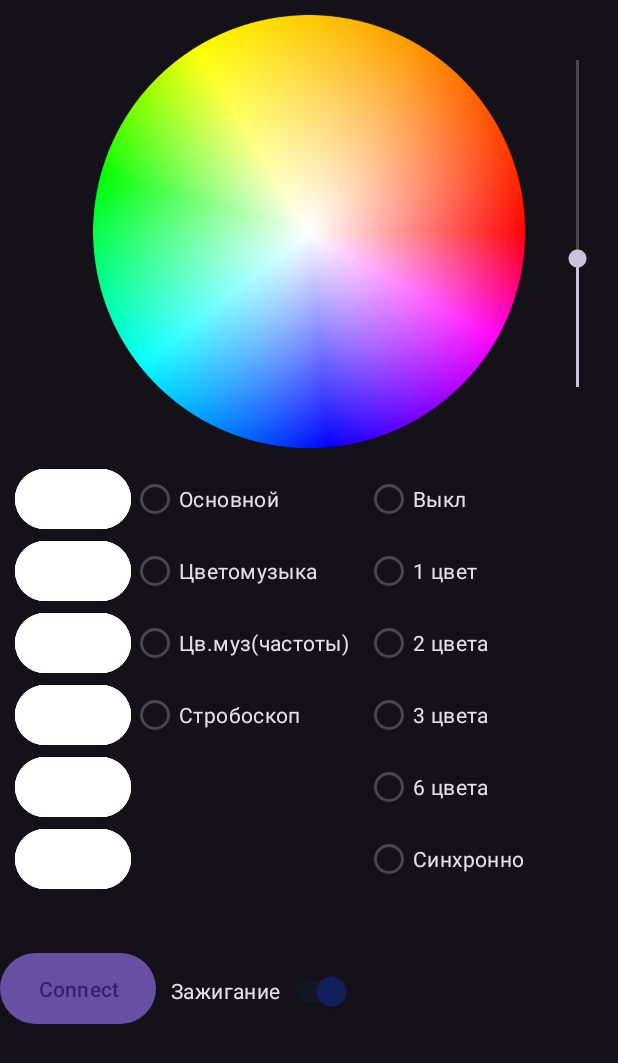
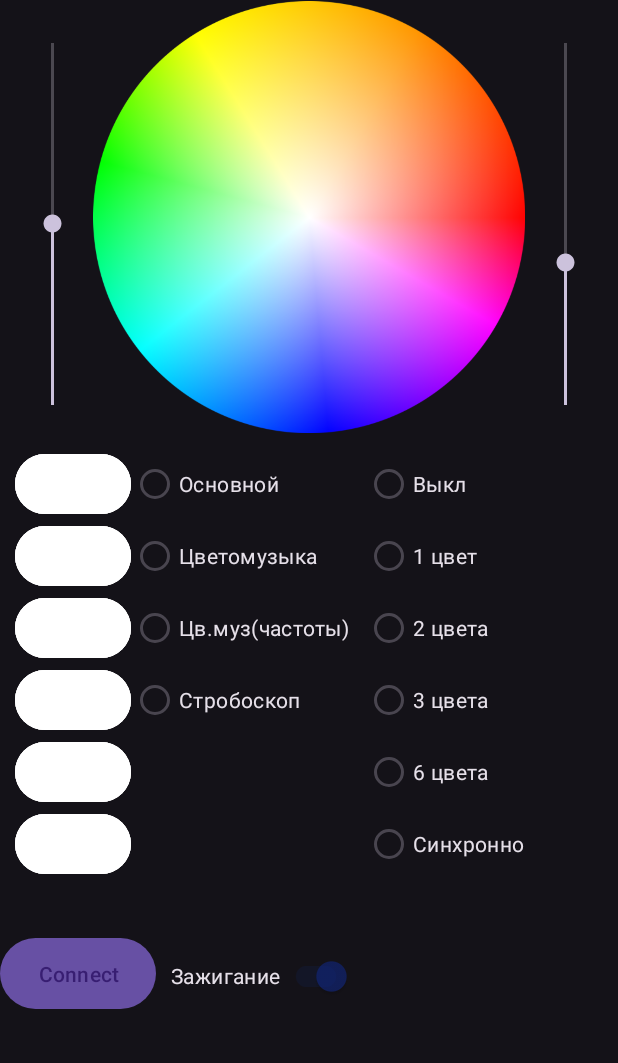
Before and after one commit to MakarenkoArtem/motorbike, an Android app: the screen it shows after launch (MainActivity), on a phone screen of 412 x 824 dp. Shown: the top 1063 px of the screen. Run offline under Robolectric (Android 15) with nearby library versions, the phone set to English and light mode, and no system bars.

Commit message:
1.1.2.3.2

```diff
--- a/android/app/src/main/java/com/example/bike/MainActivity.java
+++ b/android/app/src/main/java/com/example/bike/MainActivity.java
@@ -3,6 +3,7 @@ package com.example.bike;
 import androidx.appcompat.app.AppCompatActivity;
 import androidx.appcompat.app.AppCompatDelegate;
 import androidx.appcompat.widget.SwitchCompat;
+import androidx.constraintlayout.widget.ConstraintLayout;
 
 import android.annotation.SuppressLint;
 import android.bluetooth.BluetoothAdapter;
@@ -11,8 +12,10 @@ import android.bluetooth.BluetoothSocket;
 import android.content.res.ColorStateList;
 import android.graphics.Bitmap;
 import android.graphics.Color;
+import android.os.Build;
 import android.os.SystemClock;
 import android.util.Base64DataException;
+import android.util.DisplayMetrics;
 import android.util.Log;
 import android.view.MotionEvent;
 import android.os.Bundle;
@@ -22,6 +25,7 @@ import android.widget.ImageView;
 import android.widget.Button;
 import android.widget.LinearLayout;
 import android.widget.RadioButton;
+import android.widget.RelativeLayout;
 import android.widget.SeekBar;
 import android.widget.Toast;
 
@@ -63,6 +67,7 @@ public class MainActivity extends AppCompatActivity {
     public ImageView colorPicker;
     Bitmap bitmap;
     SeekBar brightness;
+    SeekBar bar;
     //ConnectedThread BT;
     InputStream inputStream;
     OutputStream outputStream;
@@ -85,6 +90,12 @@ public class MainActivity extends AppCompatActivity {
         super.onCreate(savedInstanceState);
         AppCompatDelegate.setDefaultNightMode(AppCompatDelegate.MODE_NIGHT_YES);
         setContentView(R.layout.activity_main);
+
+        colorPicker = findViewById(R.id.colorPicker);
+        colorPicker.setDrawingCacheEnabled(true);
+        colorPicker.buildDrawingCache(true);
+        colorPicker.setOnTouchListener(colorPickerTouch);
+
         brightness = findViewById(R.id.brightness);
         brightness.setOnSeekBarChangeListener(new SeekBar.OnSeekBarChangeListener() {
             @Override
@@ -96,6 +107,19 @@ public class MainActivity extends AppCompatActivity {
                 BTSend("Br:"+Integer.toString(seekBar.getProgress())+"\n", 10,100,true);
             }
         });
+
+        bar = findViewById(R.id.bar);
+        bar.setOnSeekBarChangeListener(new SeekBar.OnSeekBarChangeListener() {
+            @Override
+            public void onProgressChanged(SeekBar seekBar, int i, boolean b) {}
+            @Override
+            public void onStartTrackingTouch(SeekBar seekBar) {}
+            @Override
+            public void onStopTrackingTouch(SeekBar seekBar) {
+                BTSend("Ot:"+Integer.toString(seekBar.getProgress())+"\n", 10,100,true);
+            }
+        });
+        resize();
 
 
         connectButton = findViewById(R.id.Connect);
@@ -130,22 +154,12 @@ public class MainActivity extends AppCompatActivity {
         }
 
 
-        colorPicker = findViewById(R.id.colorPicker);
-        colorPicker.setDrawingCacheEnabled(true);
-        colorPicker.buildDrawingCache(true);
-        colorPicker.setOnTouchListener(colorPickerTouch);
-
-
         bike_off_switch = findViewById(R.id.bike_off_switch);
         bike_off_switch.setOnCheckedChangeListener(new CompoundButton.OnCheckedChangeListener() {
             @Override
             public void onCheckedChanged(CompoundButton swi, boolean isChecked) {
-                //message = "OFF\n";
                 message = "OFF\n";
-                if (isChecked){
-                    //message = "ON\n";
-                    message = "ON\n";
-                }
+                if (isChecked){message = "ON\n";}
                 ArrayList answer = BTSend(message, 5,200, true);
                 if ((boolean) answer.get(0)) {
                     return;
@@ -185,6 +199,22 @@ public class MainActivity extends AppCompatActivity {
                 //if (((RadioButton) view).isChecked()) {synch = "1";}
             }});
     };
+    public void resize(){
+        DisplayMetrics displaymetrics = new DisplayMetrics();
+        getWindowManager().getDefaultDisplay().getMetrics(displaymetrics);
+        int screenWidth = displaymetrics.widthPixels;
+        int screenHeight = displaymetrics.heightPixels;
+        ConstraintLayout.LayoutParams params = (ConstraintLayout.LayoutParams) colorPicker.getLayoutParams();
+        int height = (int)(params.matchConstraintPercentHeight*screenHeight);
+        params = (ConstraintLayout.LayoutParams) brightness.getLayoutParams();
+        params.width = (int) (height*0.95);
+        params.setMarginStart((int) (-params.width*0.4));
+        brightness.setLayoutParams(params);
+        params = (ConstraintLayout.LayoutParams) bar.getLayoutParams();
+        params.width = (int) (height*0.95);
+        params.setMarginEnd((int) (-params.width*0.4));
+        bar.setLayoutParams(params);
+    }
     View.OnClickListener changeType_ = new View.OnClickListener() {
         @Override
         public void onClick(View v) {
--- a/android/app/src/main/res/layout/activity_main.xml
+++ b/android/app/src/main/res/layout/activity_main.xml
@@ -15,8 +15,8 @@
         android:id="@+id/colorPicker"
         android:layout_width="0px"
         android:layout_height="0px"
-        android:layout_marginTop="10dp"
-        android:background="@drawable/color"
+        android:scaleType="centerInside"
+        android:src="@drawable/color"
         app:layout_constraintEnd_toEndOf="parent"
         app:layout_constraintHeight_percent="0.35"
         app:layout_constraintStart_toStartOf="parent"
@@ -37,12 +37,12 @@
         android:id="@+id/linearLayout"
         android:layout_width="0dp"
         android:layout_height="0dp"
-        app:layout_constraintHeight_percent="0.38"
         android:layout_marginStart="10sp"
         android:layout_marginTop="10sp"
         android:layout_marginEnd="10sp"
         android:orientation="horizontal"
         app:layout_constraintEnd_toEndOf="parent"
+        app:layout_constraintHeight_percent="0.38"
         app:layout_constraintStart_toStartOf="parent"
         app:layout_constraintTop_toBottomOf="@+id/colorPicker"
         tools:ignore="MissingConstraints">
@@ -216,19 +216,32 @@
 
     <SeekBar
         android:id="@+id/brightness"
-        android:layout_width="250sp"
-        android:layout_height="30sp"
-        android:layout_marginStart="-90dp"
-        android:layout_marginTop="10sp"
+        android:layout_width="285dp"
+        android:layout_height="265dp"
+        android:layout_marginStart="-95dp"
         android:max="255"
         android:min="0"
         android:progress="100"
         android:rotation="270"
         app:labelBehavior="gone"
-        app:layout_constraintBottom_toBottomOf="@+id/colorPicker"
+        app:layout_constraintBottom_toTopOf="@+id/linearLayout"
         app:layout_constraintStart_toEndOf="@+id/colorPicker"
-        app:layout_constraintTop_toTopOf="parent"
-        app:layout_constraintVertical_bias="0.481"
+        app:layout_constraintTop_toTopOf="@+id/colorPicker"
+        tools:ignore="MissingConstraints" />
+
+    <SeekBar
+        android:id="@+id/bar"
+        android:layout_width="285dp"
+        android:layout_height="265dp"
+        android:layout_marginEnd="-95dp"
+        android:max="100"
+        android:min="0"
+        android:progress="50"
+        android:rotation="270"
+        app:labelBehavior="gone"
+        app:layout_constraintBottom_toTopOf="@+id/linearLayout"
+        app:layout_constraintEnd_toStartOf="@+id/colorPicker"
+        app:layout_constraintTop_toTopOf="@+id/colorPicker"
         tools:ignore="MissingConstraints" />
 
 </androidx.constraintlayout.widget.ConstraintLayout>
```
Also changed, not shown: 4 other files.
